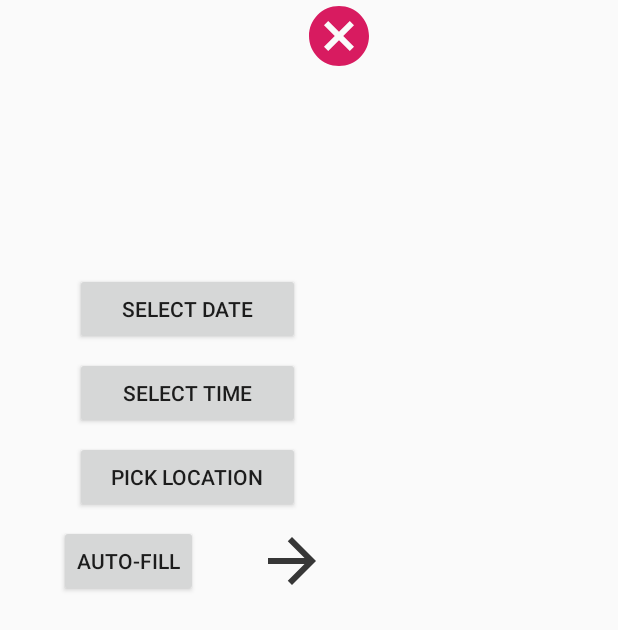
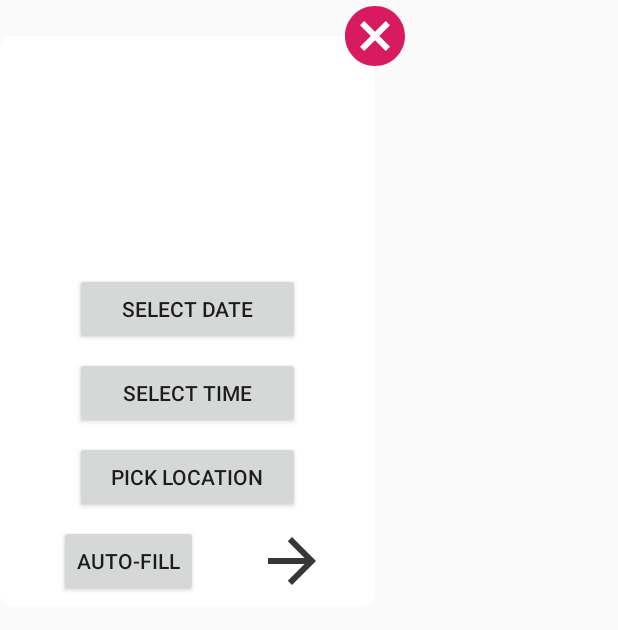
Before and after one commit to Swyfte/TouristApp, an Android app: the layout dialog_first.xml on its own in the app's theme, with its tools: preview values and no code run, on a phone screen of 412 x 824 dp. Shown: the top 630 px of the screen. Run offline under Robolectric (Android 15) with nearby library versions, the phone set to English and light mode, and no system bars.

Commit message:
Improved dialog appearance

```diff
--- /dev/null
+++ b/app/src/main/res/drawable/circle.xml
@@ -0,0 +1,5 @@
+<?xml version="1.0" encoding="utf-8"?>
+<shape xmlns:android="http://schemas.android.com/apk/res/android"
+    android:shape="oval">
+    <solid android:color="@color/white"/>
+</shape>
--- /dev/null
+++ b/app/src/main/res/drawable/window_background.xml
@@ -0,0 +1,9 @@
+<?xml version="1.0" encoding="utf-8"?>
+<shape xmlns:android="http://schemas.android.com/apk/res/android"
+    android:shape="rectangle">
+    <solid
+        android:color="@color/white"
+        />
+    <corners
+        android:radius="8dp" />
+</shape>
--- a/app/src/main/res/layout/dialog_first.xml
+++ b/app/src/main/res/layout/dialog_first.xml
@@ -4,6 +4,14 @@
     xmlns:tools="http://schemas.android.com/tools"
     android:layout_width="fill_parent"
     android:layout_height="fill_parent">
+
+    <ImageView
+        android:layout_width="250dp"
+        android:layout_height="380dp"
+        android:layout_marginTop="24dp"
+        android:background="@drawable/window_background"
+        app:layout_constraintLeft_toLeftOf="@id/image_preview_1"
+        app:layout_constraintTop_toTopOf="@id/cancel_button_1" />
 
     <ImageView
         android:id="@+id/image_preview_1"
@@ -21,9 +29,9 @@
         android:layout_height="wrap_content"
         android:layout_margin="8dp"
         android:text="@string/select_date"
-        app:layout_constraintTop_toBottomOf="@id/image_preview_1"
         app:layout_constraintLeft_toLeftOf="@id/image_preview_1"
-        app:layout_constraintRight_toRightOf="@id/image_preview_1"/>
+        app:layout_constraintRight_toRightOf="@id/image_preview_1"
+        app:layout_constraintTop_toBottomOf="@id/image_preview_1" />
 
     <Button
         android:id="@+id/time_btn_img"
@@ -31,9 +39,9 @@
         android:layout_height="wrap_content"
         android:layout_margin="8dp"
         android:text="@string/select_time"
-        app:layout_constraintTop_toBottomOf="@id/date_btn_img"
         app:layout_constraintLeft_toLeftOf="@id/image_preview_1"
-        app:layout_constraintRight_toRightOf="@id/image_preview_1"/>
+        app:layout_constraintRight_toRightOf="@id/image_preview_1"
+        app:layout_constraintTop_toBottomOf="@id/date_btn_img" />
 
     <Button
         android:id="@+id/loc_btn_img"
@@ -41,9 +49,9 @@
         android:layout_height="wrap_content"
         android:layout_margin="8dp"
         android:text="@string/location"
-        app:layout_constraintTop_toBottomOf="@id/time_btn_img"
         app:layout_constraintLeft_toLeftOf="@id/image_preview_1"
-        app:layout_constraintRight_toRightOf="@id/image_preview_1"/>
+        app:layout_constraintRight_toRightOf="@id/image_preview_1"
+        app:layout_constraintTop_toBottomOf="@id/time_btn_img" />
 
     <Button
         android:id="@+id/auto_btn"
@@ -52,8 +60,8 @@
         android:layout_margin="8dp"
         android:text="@string/auto_fill"
         app:layout_constraintLeft_toLeftOf="@id/image_preview_1"
-        app:layout_constraintTop_toBottomOf="@id/loc_btn_img"
-        app:layout_constraintRight_toLeftOf="@id/next_btn_img_1"/>
+        app:layout_constraintRight_toLeftOf="@id/next_btn_img_1"
+        app:layout_constraintTop_toBottomOf="@id/loc_btn_img" />
 
     <ImageButton
         android:id="@+id/next_btn_img_1"
@@ -62,9 +70,17 @@
         android:background="@color/transparent"
         android:contentDescription="@string/next_screen_button"
         app:layout_constraintLeft_toRightOf="@id/auto_btn"
+        app:layout_constraintRight_toRightOf="@id/image_preview_1"
         app:layout_constraintTop_toTopOf="@id/auto_btn"
-        app:layout_constraintRight_toRightOf="@id/image_preview_1"
-        app:srcCompat="@drawable/ic_arrow_forward_200_24dp"/>
+        app:srcCompat="@drawable/ic_arrow_forward_200_24dp" />
+
+    <ImageView
+        android:layout_width="40dp"
+        android:layout_height="40dp"
+        android:layout_margin="4dp"
+        android:background="@drawable/circle"
+        app:layout_constraintLeft_toLeftOf="@id/cancel_button_1"
+        app:layout_constraintTop_toTopOf="@id/cancel_button_1" />
 
     <ImageButton
         android:id="@+id/cancel_button_1"
@@ -72,6 +88,8 @@
         android:layout_height="wrap_content"
         android:background="@color/transparent"
         android:contentDescription="@string/cancel_image_add"
+        android:elevation="2dp"
+        app:layout_constraintLeft_toRightOf="@id/image_preview_1"
         app:layout_constraintRight_toRightOf="@id/image_preview_1"
         app:layout_constraintTop_toTopOf="parent"
         app:srcCompat="@drawable/ic_cancel_pink_24dp" />
```
Also changed, not shown: app/src/main/res/layout/dialog_second.xml (+17 -0 lines), app/src/main/res/layout/dialog_trip.xml (+18 -0 lines).
